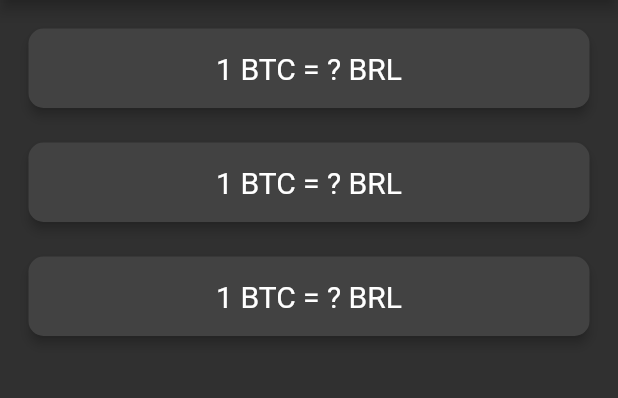
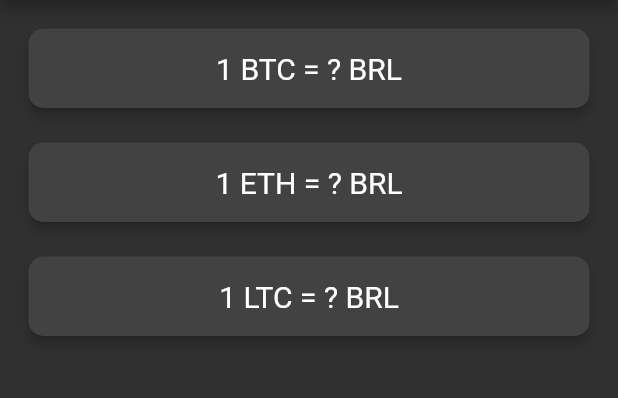
Before and after one commit to zahrajabar6/Coin_Ticker_Flutter, a Flutter app: the screen it shows after launch, after a tap on "BRL", on a phone screen of 412 x 824 dp, the part 84-482 px from its top. Run offline on Flutter 3.47's test engine with Material 2 defaults, Android fonts, the phone set to English and light mode, and no system bars; network calls fail.

```diff
--- a/lib/coin_data.dart
+++ b/lib/coin_data.dart
@@ -32,7 +32,7 @@ const List<String> cryptoList = [
 ];
 
 const mainAPI = 'https://rest.coinapi.io/v1/exchangerate';
-const apiKey = 'F164704D-ED55-483D-8FF7-7B67D3615B64';
+const apiKey = '6D58CD20-835D-46F7-B4DA-D72EC8A7EB60';
 
 class CoinData {
   Future getCoinData(String selectedCurrency) async {
--- a/lib/price_screen.dart
+++ b/lib/price_screen.dart
@@ -11,7 +11,16 @@ class PriceScreen extends StatefulWidget {
 }
 
 class _PriceScreenState extends State<PriceScreen> {
+  @override
+  void initState() {
+    // TODO: implement initState
+    super.initState();
+    getData();
+  }
+
   String selectedCurrency = 'AUD';
+  Map<String, String> coinValues = {};
+  bool isWaiting = false;
 
   List<Text> getPickerItems() {
     List<Text> items = [];
@@ -19,6 +28,19 @@ class _PriceScreenState extends State<PriceScreen> {
       items.add(Text(currency));
     }
     return items;
+  }
+
+  void getData() async {
+    isWaiting = true;
+    try {
+      var data = await CoinData().getCoinData(selectedCurrency);
+      isWaiting = false;
+      setState(() {
+        coinValues = data;
+      });
+    } catch (e) {
+      print(e);
+    }
   }
 
   @override
@@ -36,17 +58,17 @@ class _PriceScreenState extends State<PriceScreen> {
               CryptoCard(
                 cryptoCurrency: 'BTC',
                 selectedCurrency: selectedCurrency,
-                value: '?',
+                value: isWaiting ? '?' : coinValues['BTC'],
               ),
               CryptoCard(
-                cryptoCurrency: 'BTC',
+                cryptoCurrency: 'ETH',
                 selectedCurrency: selectedCurrency,
-                value: '?',
+                value: isWaiting ? '?' : coinValues['ETH'],
               ),
               CryptoCard(
-                cryptoCurrency: 'BTC',
+                cryptoCurrency: 'LTC',
                 selectedCurrency: selectedCurrency,
-                value: '?',
+                value: isWaiting ? '?' : coinValues['LTC'],
               ),
             ],
           ),
@@ -58,7 +80,7 @@ class _PriceScreenState extends State<PriceScreen> {
                 onSelectedItemChanged: (int selectedIndex) {
                   setState(() {
                     selectedCurrency = currenciesList[selectedIndex];
-                    //getData();
+                    getData();
                   });
                 },
                 children: getPickerItems(),
```
